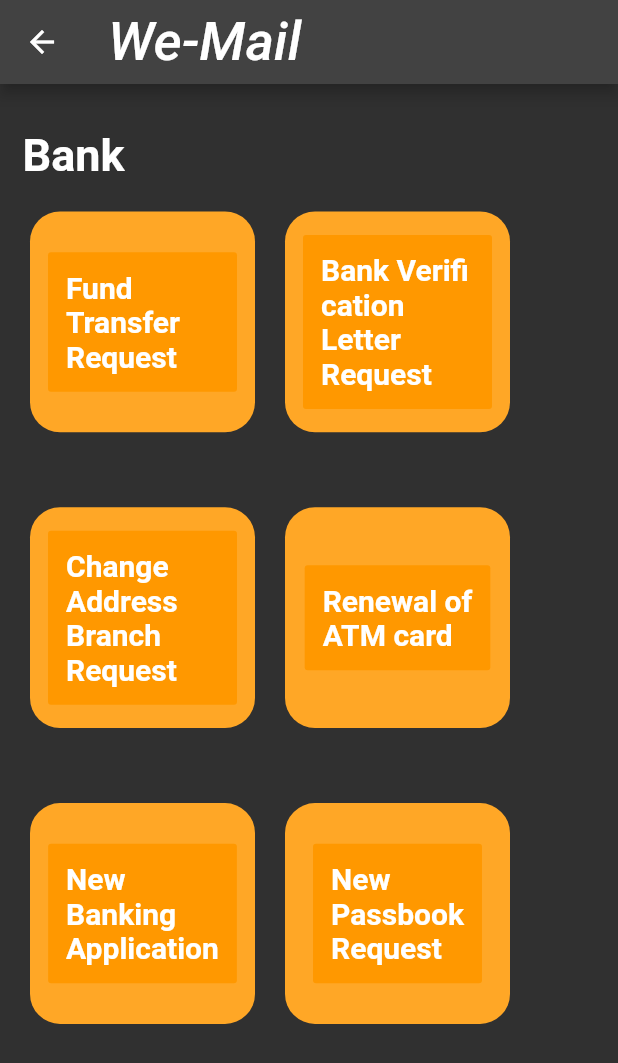
After one commit to A-Bunch-of-Idiots/We-mail, a Flutter app: the screen it shows after launch, after a tap on "Category Name", on a phone screen of 412 x 824 dp. The commit adds this screen. Shown: the top 1063 px of the screen. Run offline on Flutter 3.47's test engine with Material 2 defaults, Android fonts, the phone set to English and light mode, and no system bars; Roboto replaces fonts that are missing (Georgia, Hind).

Commit message:
single category page

```diff
--- /dev/null
+++ b/frontend/we_mail/lib/category.dart
@@ -0,0 +1,308 @@
+import 'package:flutter/material.dart';
+
+class CategoryPage extends StatefulWidget {
+  const CategoryPage({Key? key, required this.title}) : super(key: key);
+
+  final String title;
+
+  @override
+  State<CategoryPage> createState() => _CategoryPageState();
+}
+
+class _CategoryPageState extends State<CategoryPage> {
+  @override
+  Widget build(BuildContext context) {
+    return Scaffold(
+        appBar: AppBar(title: Text(widget.title)), body: TemplateList());
+  }
+}
+
+class TemplateList extends StatelessWidget {
+  @override
+  Widget build(BuildContext context) {
+    return Column(
+        crossAxisAlignment: CrossAxisAlignment.start,
+        mainAxisSize: MainAxisSize.min,
+        children: <Widget>[
+          const SizedBox(
+            height: 30.0,
+          ),
+          const SizedBox(
+            width: 30.0,
+          ),
+          Row(
+            children: [SizedBox(height: 10, width: 15), Text('Bank',  style: TextStyle(
+                              fontSize: 30,
+                              fontWeight: FontWeight.w700,
+                              color: Colors.white,
+                            ),)],
+          ),
+          // CategoryName(),
+          Templates(),
+        ]);
+  }
+}
+
+class Templates extends StatelessWidget {
+  @override
+  Widget build(BuildContext context) {
+    final double templateHeight =
+        MediaQuery.of(context).size.height * 0.30 - 100;
+
+    return SingleChildScrollView(
+
+      scrollDirection: Axis.vertical,
+      child:Container(
+      margin: const EdgeInsets.symmetric(vertical: 20, horizontal: 20),
+      child: new Column(
+              mainAxisAlignment: MainAxisAlignment.spaceEvenly,
+        children:<Widget>[ Row(
+          children: <Widget>[
+            Container(
+              width: 150,
+              margin: EdgeInsets.only(right: 20),
+              height: templateHeight,
+              decoration: BoxDecoration(
+                  color: Colors.orange.shade400,
+                  borderRadius: BorderRadius.all(Radius.circular(20.0))),
+              child: Padding(
+                padding: const EdgeInsets.all(12.0),
+                child: Column(
+                  mainAxisAlignment: MainAxisAlignment.spaceEvenly,
+                  children: <Widget>[
+                    FlatButton(
+                      onPressed: () => {},
+                      color: Colors.orange,
+                      padding: EdgeInsets.all(12.0),
+                      child: Column(
+                        // Replace with a Row for horizontal icon + text
+                        children: <Widget>[
+                          Text(
+                            "Fund Transfer\nRequest",
+                            style: TextStyle(
+                              fontSize: 20,
+                              fontWeight: FontWeight.w700,
+                              color: Colors.white,
+                            ),
+                          )
+                        ],
+                      ),
+                    ),
+                  ],
+                ),
+              ),
+            ),
+
+            Container(
+              width: 150,
+              margin: EdgeInsets.only(right: 20),
+              height: templateHeight,
+              decoration: BoxDecoration(
+                  color: Colors.orange.shade400,
+                  borderRadius: BorderRadius.all(Radius.circular(20.0))),
+              child: Padding(
+                padding: const EdgeInsets.all(12.0),
+                child: Column(
+                  mainAxisAlignment: MainAxisAlignment.spaceEvenly,
+                  children: <Widget>[
+                    FlatButton(
+                      onPressed: () => {},
+                      color: Colors.orange,
+                      padding: EdgeInsets.all(12.0),
+                      child: Column(
+                        // Replace with a Row for horizontal icon + text
+                        children: <Widget>[
+                          Text(
+                            "Bank Verification\nLetter\nRequest",
+                            style: TextStyle(
+                              fontSize: 20,
+                              fontWeight: FontWeight.w700,
+                              color: Colors.white,
+                            ),
+                          )
+                        ],
+                      ),
+                    ),
+                  ],
+                ),
+              ),
+            ),
+          ],
+        ),
+        SizedBox(
+                  height: 50,
+                ),
+        Row(
+          children: <Widget>[
+            Container(
+              width: 150,
+              margin: EdgeInsets.only(right: 20),
+              height: templateHeight,
+              decoration: BoxDecoration(
+                  color: Colors.orange.shade400,
+                  borderRadius: BorderRadius.all(Radius.circular(20.0))),
+              child: Padding(
+                padding: const EdgeInsets.all(12.0),
+                child: Column(
+                  mainAxisAlignment: MainAxisAlignment.spaceEvenly,
+                  children: <Widget>[
+                    FlatButton(
+                      onPressed: () => {},
+                      color: Colors.orange,
+                      padding: EdgeInsets.all(12.0),
+                      child: Column(
+                        // Replace with a Row for horizontal icon + text
+                        children: <Widget>[
+                          Text(
+                            "Change Address\nBranch\nRequest",
+                            style: TextStyle(
+                              fontSize: 20,
+                              fontWeight: FontWeight.w700,
+                              color: Colors.white,
+                            ),
+                          )
+                        ],
+                      ),
+                    ),
+                  ],
+                ),
+              ),
+            ),
+
+            Container(
+              width: 150,
+              margin: EdgeInsets.only(right: 20),
+              height: templateHeight,
+              decoration: BoxDecoration(
+                  color: Colors.orange.shade400,
+                  borderRadius: BorderRadius.all(Radius.circular(20.0))),
+              child: Padding(
+                padding: const EdgeInsets.all(12.0),
+                child: Column(
+                  mainAxisAlignment: MainAxisAlignment.spaceEvenly,
+                  children: <Widget>[
+                    FlatButton(
+                      onPressed: () => {},
+                      color: Colors.orange,
+                      padding: EdgeInsets.all(12.0),
+                      child: Column(
+                        // Replace with a Row for horizontal icon + text
+                        children: <Widget>[
+                          Text(
+                            "Renewal of\nATM card",
+                            style: TextStyle(
+                              fontSize: 20,
+                              fontWeight: FontWeight.w700,
+                              color: Colors.white,
+                            ),
+                          )
+                        ],
+                      ),
+                    ),
+                  ],
+                ),
+              ),
+            ),
+          ],
+        ),
+        SizedBox(
+                  height: 50,
+                ),
+        Row(
+          children: <Widget>[
+            Container(
+              width: 150,
+              margin: EdgeInsets.only(right: 20),
+              height: templateHeight,
+              decoration: BoxDecoration(
+                  color: Colors.orange.shade400,
+                  borderRadius: BorderRadius.all(Radius.circular(20.0))),
+              child: Padding(
+                padding: const EdgeInsets.all(12.0),
+                child: Column(
+                  mainAxisAlignment: MainAxisAlignment.spaceEvenly,
+                  children: <Widget>[
+                    FlatButton(
+                      onPressed: () => {},
+                      color: Colors.orange,
+                      padding: EdgeInsets.all(12.0),
+                      child: Column(
+                        // Replace with a Row for horizontal icon + text
+                        children: <Widget>[
+                          Text(
+                            "New\nBanking\nApplication",
+                            style: TextStyle(
+                              fontSize: 20,
+                              fontWeight: FontWeight.w700,
+                              color: Colors.white,
+                            ),
+                          )
+                        ],
+                      ),
+                    ),
+                  ],
+                ),
+              ),
+            ),
+
+            Container(
+              width: 150,
+              margin: EdgeInsets.only(right: 20),
+              height: templateHeight,
+              decoration: BoxDecoration(
+                  color: Colors.orange.shade400,
+                  borderRadius: BorderRadius.all(Radius.circular(20.0))),
+              child: Padding(
+                padding: const EdgeInsets.all(12.0),
+                child: Column(
+                  mainAxisAlignment: MainAxisAlignment.spaceEvenly,
+                  children: <Widget>[
+                    FlatButton(
+                      onPressed: () => {},
+                      color: Colors.orange,
+                      padding: EdgeInsets.all(12.0),
+                      child: Column(
+                        // Replace with a Row for horizontal icon + text
+                        children: <Widget>[
+                          Text(
+                            "New\nPassbook\nRequest",
+                            style: TextStyle(
+                              fontSize: 20,
+                              fontWeight: FontWeight.w700,
+                              color: Colors.white,
+                            ),
+                          )
+                        ],
+                      ),
+                    ),
+                  ],
+                ),
+              ),
+            ),
+          ],
+        ),
+         SizedBox(
+                  height: 50,
+                ),
+
+        ],
+
+      ),
+    ),
+    );
+  }
+}
+// class NewScreen extends StatelessWidget {
+//   @override
+//   Widget build(BuildContext context) {
+//     return Scaffold(
+//       appBar: AppBar(title: Text('New Screen')),
+//       body: Center(
+//         child: Text(
+//           'This is a new screen',
+//           style: TextStyle(fontSize: 24.0),
+//         ),
+//       ),
+//     );
+//   }
+// }
--- a/frontend/we_mail/lib/main.dart
+++ b/frontend/we_mail/lib/main.dart
@@ -1,4 +1,5 @@
 import 'package:flutter/material.dart';
+import './category.dart';
 
 void main() {
   runApp(const MyApp());
@@ -47,6 +48,15 @@ class _MyHomePageState extends State<MyHomePage> {
     return Scaffold(
         appBar: AppBar(
           title: Text(widget.title),
+          // actions: [
+          //   IconButton(
+          //     icon: Icon(Icons.settings),
+          //     onPressed: () {
+          //       Navigator.of(context).push(MaterialPageRoute(builder: (context) => const CategoryPage(title: 'We-Mail')));
+          //     },
+          //   ),
+          //   // add more IconButton
+          // ],
         ),
         body: CategoryOverview());
   }
@@ -77,14 +87,30 @@ class CategoryOverview extends StatelessWidget {
 class CategoryName extends StatelessWidget {
   @override
   Widget build(BuildContext context) {
-    return Text("Category Name");
+    return FlatButton(
+                      onPressed: () => {Navigator.of(context).push(MaterialPageRoute(builder: (context) => const CategoryPage(title: 'We-Mail')))},
+                      child: Column(
+                        // Replace with a Row for horizontal icon + text
+                        children: <Widget>[
+                          Text(
+                            "Category Name",
+                            style: TextStyle(
+                              fontSize: 20,
+                              fontWeight: FontWeight.w700,
+                              color: Colors.white,
+                            ),
+                          )
+                        ],
+                      ),
+                    );
   }
 }
 
 class TemplatesOverview extends StatelessWidget {
   @override
   Widget build(BuildContext context) {
-      final double templateHeight = MediaQuery.of(context).size.height * 0.30 - 100;
+    final double templateHeight =
+        MediaQuery.of(context).size.height * 0.30 - 100;
 
     return SingleChildScrollView(
       physics: BouncingScrollPhysics(),
@@ -100,7 +126,9 @@ class TemplatesOverview extends StatelessWidget {
                 width: 150,
                 margin: EdgeInsets.only(right: 20),
                 height: templateHeight,
-                decoration: BoxDecoration(color: Colors.orange.shade400, borderRadius: BorderRadius.all(Radius.circular(20.0))),
+                decoration: BoxDecoration(
+                    color: Colors.orange.shade400,
+                    borderRadius: BorderRadius.all(Radius.circular(20.0))),
                 child: Padding(
                   padding: const EdgeInsets.all(12.0),
                   child: Column(
@@ -108,7 +136,10 @@ class TemplatesOverview extends StatelessWidget {
                     children: <Widget>[
                       Text(
                         "Most\nFavorites",
-                        style: TextStyle(fontSize: 25, color: Colors.white, fontWeight: FontWeight.bold),
+                        style: TextStyle(
+                            fontSize: 25,
+                            color: Colors.white,
+                            fontWeight: FontWeight.bold),
                       ),
                       SizedBox(
                         height: 10,
@@ -125,7 +156,9 @@ class TemplatesOverview extends StatelessWidget {
                 width: 150,
                 margin: EdgeInsets.only(right: 20),
                 height: templateHeight,
-                decoration: BoxDecoration(color: Colors.blue.shade400, borderRadius: BorderRadius.all(Radius.circular(20.0))),
+                decoration: BoxDecoration(
+                    color: Colors.blue.shade400,
+                    borderRadius: BorderRadius.all(Radius.circular(20.0))),
                 child: Container(
                   child: Padding(
                     padding: const EdgeInsets.all(12.0),
@@ -134,7 +167,10 @@ class TemplatesOverview extends StatelessWidget {
                       children: <Widget>[
                         Text(
                           "Newest",
-                          style: TextStyle(fontSize: 25, color: Colors.white, fontWeight: FontWeight.bold),
+                          style: TextStyle(
+                              fontSize: 25,
+                              color: Colors.white,
+                              fontWeight: FontWeight.bold),
                         ),
                         SizedBox(
                           height: 10,
@@ -152,7 +188,9 @@ class TemplatesOverview extends StatelessWidget {
                 width: 150,
                 margin: EdgeInsets.only(right: 20),
                 height: templateHeight,
-                decoration: BoxDecoration(color: Colors.lightBlueAccent.shade400, borderRadius: BorderRadius.all(Radius.circular(20.0))),
+                decoration: BoxDecoration(
+                    color: Colors.lightBlueAccent.shade400,
+                    borderRadius: BorderRadius.all(Radius.circular(20.0))),
                 child: Padding(
                   padding: const EdgeInsets.all(12.0),
                   child: Column(
@@ -160,7 +198,10 @@ class TemplatesOverview extends StatelessWidget {
                     children: <Widget>[
                       Text(
                         "Super\nSaving",
-                        style: TextStyle(fontSize: 25, color: Colors.white, fontWeight: FontWeight.bold),
+                        style: TextStyle(
+                            fontSize: 25,
+                            color: Colors.white,
+                            fontWeight: FontWeight.bold),
                       ),
                       SizedBox(
                         height: 10,
@@ -179,12 +220,11 @@ class TemplatesOverview extends StatelessWidget {
       ),
     );
 
-
 // class TemplateBanner extends StatelessWidget{
 //   @override
 //   Widget build(BuildContext context) {
 //     // TODO: implement build
 //     throw UnimplementedError();
 //   }
-
-}}
+  }
+}
```
